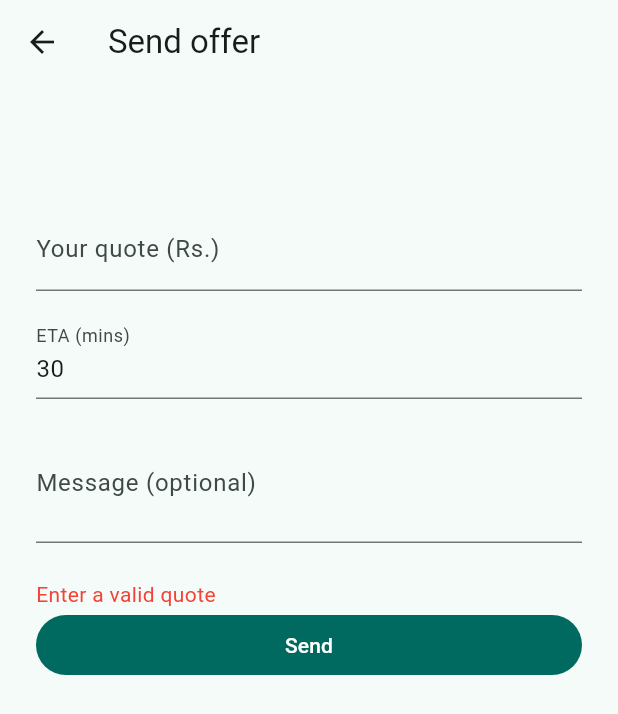
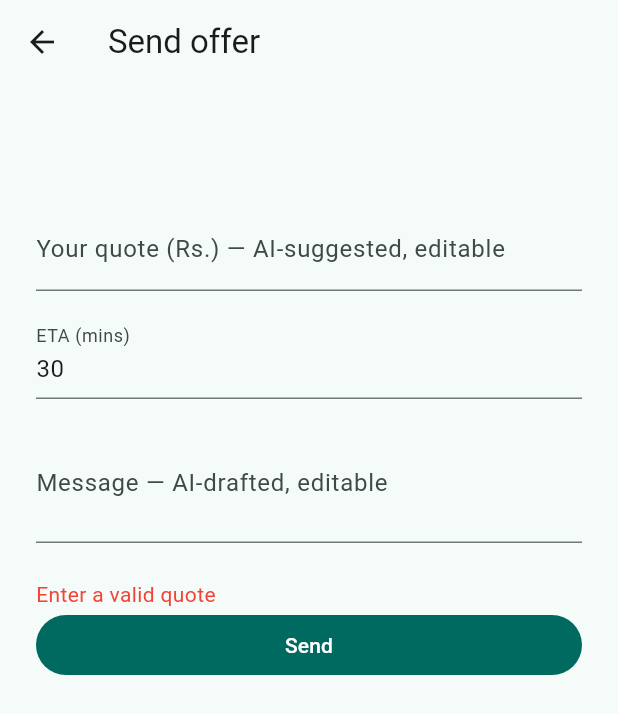
Before and after one commit to farhankhalidkayani/handyGo, a Flutter app: the SendOfferScreen screen opened directly with empty values, after a tap on "Send", on a phone screen of 412 x 824 dp. Shown: the top 714 px of the screen. Run offline on Flutter 3.47's test engine with Material 3 defaults, Android fonts, the phone set to English and light mode, and no system bars; our stand-ins replace appwrite, geolocator, shared_preferences; accounts and stored records are empty; network calls fail.

Commit message:
Wire workerAssist into the Worker app (quote suggestion + work summary)
- functions/aiRouter/transitionBooking.js: accepts an optional
  workSummary field, only applied when transitioning to
  completion_requested — server-only same as status, no direct client
  update path on bookings.workSummary.
- shared/BookingRepository.getWorkerAssist: wrapper for the workerAssist
  feature (quote/summary modes); Booking model gains workSummary.
- SendOfferScreen: quote/message fields now pre-fill with an AI
  suggestion (with suggested tools/materials shown), always editable,
  never blocks sending if the AI call is slow or fails.
- ActiveJobScreen: "Mark job as done" now opens a job-notes/materials
  dialog, generates a work summary via workerAssist, and passes it
  through the completion_requested transition.

Found and fixed a real bug via live testing: workerAssist's mode:
"summary" call unconditionally required a `booking` object even though
summary mode only uses jobNotes/materials — every summary-mode call was
rejected with 400 until fixed. Verified both quote and summary modes
work correctly after the fix. Quality note (not fixed): the summary
sometimes includes a meta preamble instead of just the summary text.

Co-Authored-By: Claude Sonnet 5 <noreply@anthropic.com>

```diff
--- a/app_worker/lib/screens/send_offer_screen.dart
+++ b/app_worker/lib/screens/send_offer_screen.dart
@@ -3,6 +3,8 @@ import 'package:handygo_shared/handygo_shared.dart';
 
 import '../services/app_services.dart';
 
+/// Plan §9.8 W2/W3/W4: AI quote suggestion + tools/materials + a draft offer message,
+/// pre-filled but always editable — the worker sends whatever they actually decide on.
 class SendOfferScreen extends StatefulWidget {
   final UserProfile profile;
   final Booking booking;
@@ -18,7 +20,33 @@ class _SendOfferScreenState extends State<SendOfferScreen> {
   final _etaController = TextEditingController(text: '30');
   final _messageController = TextEditingController();
   bool _sending = false;
+  bool _loadingSuggestion = true;
+  List<String> _suggestedTools = [];
+  List<String> _suggestedMaterials = [];
   String? _error;
+
+  @override
+  void initState() {
+    super.initState();
+    _loadSuggestion();
+  }
+
+  Future<void> _loadSuggestion() async {
+    try {
+      final result = await AppServices.bookings.getWorkerAssist(booking: widget.booking, mode: 'quote');
+      if (!mounted) return;
+      setState(() {
+        _quoteController.text = (result['suggestedQuote'] as num?)?.toStringAsFixed(0) ?? '';
+        _messageController.text = result['offerMessage'] as String? ?? '';
+        _suggestedTools = (result['tools'] as List?)?.cast<String>() ?? [];
+        _suggestedMaterials = (result['materials'] as List?)?.cast<String>() ?? [];
+      });
+    } catch (_) {
+      // AI suggestion is a convenience, not a requirement — worker can still fill in manually
+    } finally {
+      if (mounted) setState(() => _loadingSuggestion = false);
+    }
+  }
 
   Future<void> _send() async {
     final quote = double.tryParse(_quoteController.text.trim());
@@ -61,16 +89,38 @@ class _SendOfferScreenState extends State<SendOfferScreen> {
       appBar: AppBar(title: const Text('Send offer')),
       body: Padding(
         padding: const EdgeInsets.all(24),
-        child: Column(
-          crossAxisAlignment: CrossAxisAlignment.stretch,
+        child: ListView(
           children: [
             Text(widget.booking.problemText),
             Text(widget.booking.addressText, style: const TextStyle(color: Colors.grey)),
             const SizedBox(height: 16),
+            if (_loadingSuggestion)
+              const Padding(
+                padding: EdgeInsets.symmetric(vertical: 8),
+                child: Row(
+                  children: [
+                    SizedBox(height: 16, width: 16, child: CircularProgressIndicator(strokeWidth: 2)),
+                    SizedBox(width: 8),
+                    Text('Getting AI quote suggestion...'),
+                  ],
+                ),
+              ),
+            if (_suggestedTools.isNotEmpty || _suggestedMaterials.isNotEmpty)
+              Padding(
+                padding: const EdgeInsets.only(bottom: 8),
+                child: Column(
+                  crossAxisAlignment: CrossAxisAlignment.start,
+                  children: [
+                    if (_suggestedTools.isNotEmpty) Text('Suggested tools: ${_suggestedTools.join(', ')}'),
+                    if (_suggestedMaterials.isNotEmpty)
+                      Text('Suggested materials: ${_suggestedMaterials.join(', ')}'),
+                  ],
+                ),
+              ),
             TextField(
               controller: _quoteController,
               keyboardType: TextInputType.number,
-              decoration: const InputDecoration(labelText: 'Your quote (Rs.)'),
+              decoration: const InputDecoration(labelText: 'Your quote (Rs.) — AI-suggested, editable'),
             ),
             const SizedBox(height: 16),
             TextField(
@@ -81,7 +131,7 @@ class _SendOfferScreenState extends State<SendOfferScreen> {
             const SizedBox(height: 16),
             TextField(
               controller: _messageController,
-              decoration: const InputDecoration(labelText: 'Message (optional)'),
+              decoration: const InputDecoration(labelText: 'Message — AI-drafted, editable'),
               maxLines: 2,
             ),
             const SizedBox(height: 24),
--- a/shared/lib/src/booking_repository.dart
+++ b/shared/lib/src/booking_repository.dart
@@ -154,6 +154,7 @@ class BookingRepository {
     required String changedById,
     String? note,
     String? otp,
+    String? workSummary,
   }) {
     return aiRouter.call('transitionBooking', {
       'bookingId': bookingId,
@@ -162,6 +163,27 @@ class BookingRepository {
       'changedById': changedById,
       if (note != null) 'note': note,
       if (otp != null) 'otp': otp,
+      if (workSummary != null) 'workSummary': workSummary,
+    });
+  }
+
+  /// §9.8: W2/W3/W4 — suggested quote/tools/materials/offer message for a new job, or (mode
+  /// "summary") a post-job work summary from job notes + materials (W6). Falls back to a
+  /// deterministic mid-band quote / canned summary if the LLM tier is unavailable (see
+  /// functions/aiRouter/src/handlers/workerAssist.js).
+  Future<Map<String, dynamic>> getWorkerAssist({
+    required Booking booking,
+    String mode = 'quote',
+    List<String>? materials,
+    String? jobNotes,
+    String language = 'en',
+  }) {
+    return aiRouter.call('workerAssist', {
+      'mode': mode,
+      'booking': {'categoryId': booking.categoryId, 'problemText': booking.problemText},
+      if (jobNotes != null) 'jobNotes': jobNotes,
+      if (materials != null) 'materials': materials,
+      'language': language,
     });
   }
 
--- a/shared/lib/src/models/booking.dart
+++ b/shared/lib/src/models/booking.dart
@@ -23,6 +23,7 @@ class Booking {
   final String? otp;
   final int? ratingGiven;
   final String? reviewText;
+  final String? workSummary;
 
   const Booking({
     required this.id,
@@ -45,6 +46,7 @@ class Booking {
     this.otp,
     this.ratingGiven,
     this.reviewText,
+    this.workSummary,
   });
 
   factory Booking.fromMap(Map<String, dynamic> map) => Booking(
@@ -68,5 +70,6 @@ class Booking {
         otp: map['otp'] as String?,
         ratingGiven: (map['ratingGiven'] as num?)?.toInt(),
         reviewText: map['reviewText'] as String?,
+        workSummary: map['workSummary'] as String?,
       );
 }
```
Also changed, not shown: app_worker/lib/screens/active_job_screen.dart (+73 -1 lines), 3 other files.
